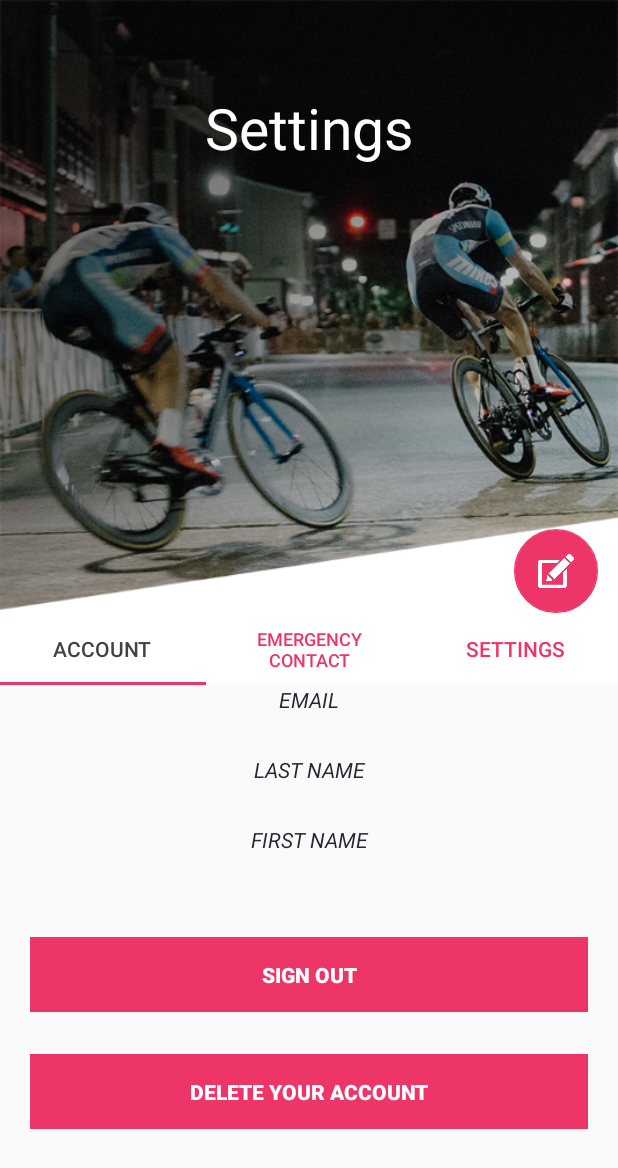
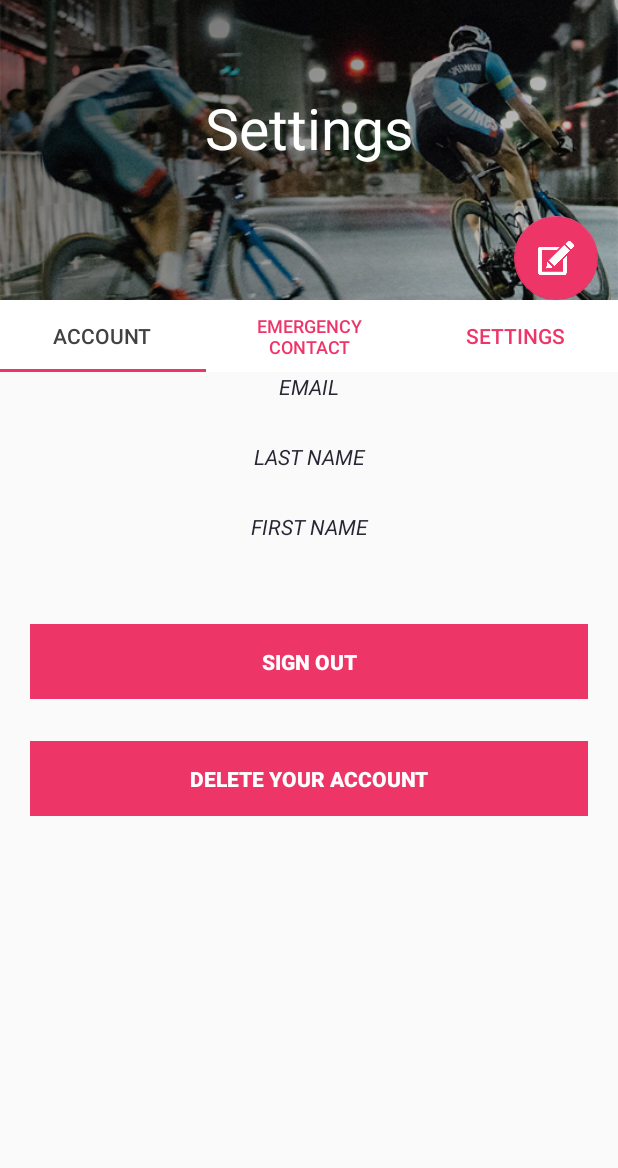
Before and after one commit to BikeTrack/Android, an Android app: the SettingsTab screen opened directly, with no data from a screen before it, on a phone screen of 412 x 824 dp. Shown: the top 1168 px of the screen. Run offline under Robolectric (Android 15) with nearby library versions, the phone set to English and light mode, and no system bars; our stand-ins replace ButterKnife, Dagger/Hilt's generated code; libraries missing offline, so code that uses them is left out: com.facebook, com.facebook.appevents, retrofit2.adapter.rxjava, rx.android.schedulers, rx.schedulers; 3 statements that could not run were skipped.

Commit message:
layout fini

```diff
--- a/app/src/main/res/layout/activity_settings_tab.xml
+++ b/app/src/main/res/layout/activity_settings_tab.xml
@@ -23,6 +23,7 @@
                 android:layout_width="match_parent"
                 android:layout_height="match_parent"
                 android:adjustViewBounds="true"
+                android:maxHeight="200dp"
                 android:scaleType="centerCrop"
                 android:src="@drawable/settingsheader" />
 
```
